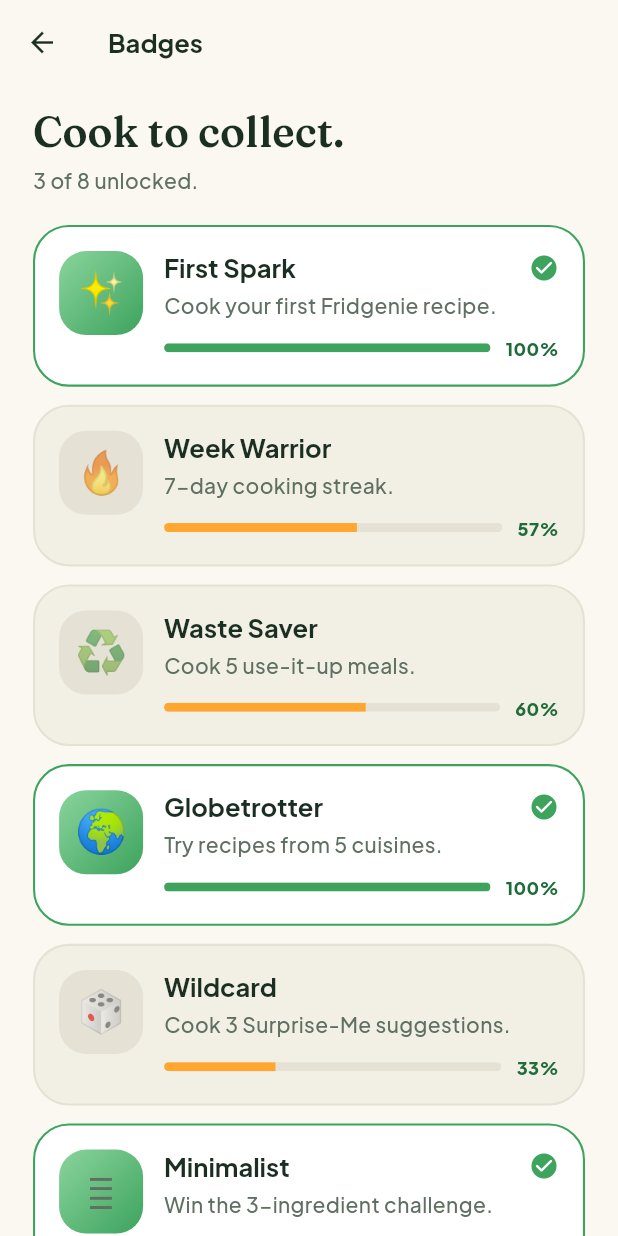
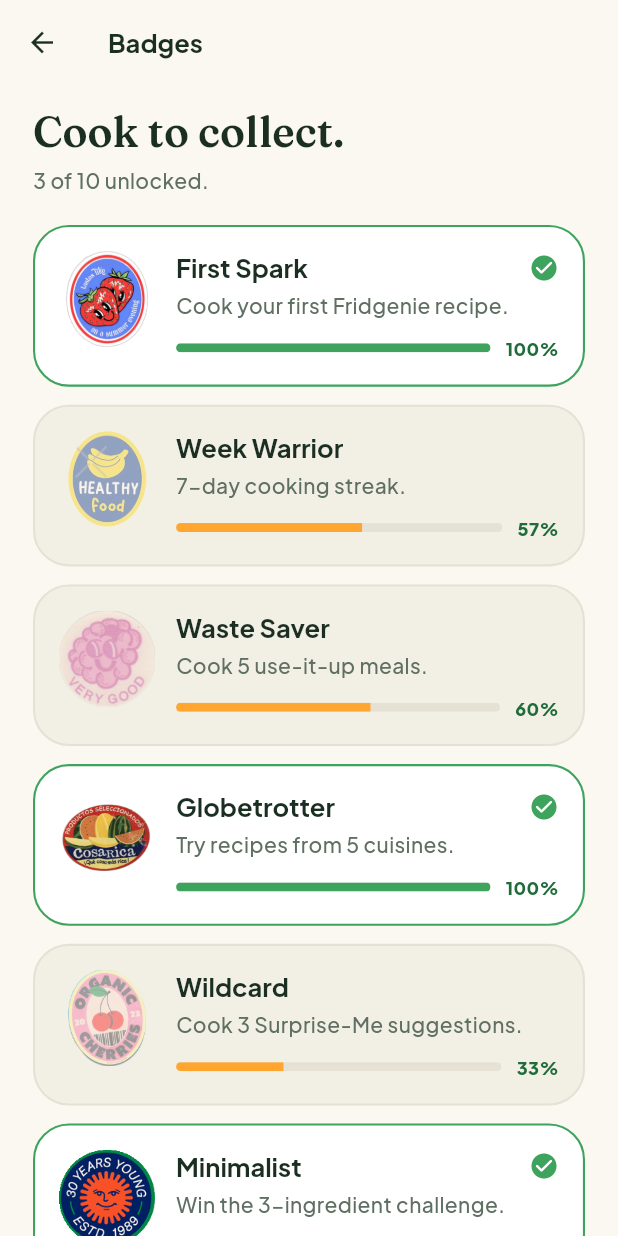
Before and after one commit to meltemyanoglu/fridgenie-app, a Flutter app: the AppShell screen opened by its route, after a tap on an icon or button, on a phone screen of 412 x 824 dp. Run offline on Flutter 3.47's test engine with Material 3 defaults, Android fonts, the phone set to English and light mode, and no system bars; our stand-ins replace google_fonts, image_picker, shared_preferences; accounts and stored records are empty; network calls fail.

Commit message:
Refactor code structure for improved readability and maintainability

```diff
--- a/lib/data/mock/mock_ingredients.dart
+++ b/lib/data/mock/mock_ingredients.dart
@@ -1,78 +1,108 @@
 import '../models/enums.dart';
 import '../models/ingredient.dart';
 
-/// Hand-curated ingredient catalog. ~50 items spanning every category — enough
-/// to make the picker feel real without overwhelming.
 class MockIngredients {
   MockIngredients._();
 
   static const List<Ingredient> all = [
     // ── Produce ─────────────────────────────────────────────────────────
-    Ingredient(id: 'tomato', name: 'Tomato', emoji: '🍅', category: IngredientCategory.produce, common: true),
-    Ingredient(id: 'onion', name: 'Onion', emoji: '🧅', category: IngredientCategory.produce, common: true),
-    Ingredient(id: 'garlic', name: 'Garlic', emoji: '🧄', category: IngredientCategory.produce, common: true),
-    Ingredient(id: 'spinach', name: 'Spinach', emoji: '🥬', category: IngredientCategory.produce, common: true),
-    Ingredient(id: 'bell_pepper', name: 'Bell Pepper', emoji: '🫑', category: IngredientCategory.produce),
-    Ingredient(id: 'carrot', name: 'Carrot', emoji: '🥕', category: IngredientCategory.produce, common: true),
-    Ingredient(id: 'potato', name: 'Potato', emoji: '🥔', category: IngredientCategory.produce, common: true),
-    Ingredient(id: 'broccoli', name: 'Broccoli', emoji: '🥦', category: IngredientCategory.produce),
-    Ingredient(id: 'cucumber', name: 'Cucumber', emoji: '🥒', category: IngredientCategory.produce),
-    Ingredient(id: 'mushroom', name: 'Mushroom', emoji: '🍄', category: IngredientCategory.produce),
-    Ingredient(id: 'avocado', name: 'Avocado', emoji: '🥑', category: IngredientCategory.produce),
-    Ingredient(id: 'lemon', name: 'Lemon', emoji: '🍋', category: IngredientCategory.produce, common: true),
-    Ingredient(id: 'lime', name: 'Lime', emoji: '🟢', category: IngredientCategory.produce),
-    Ingredient(id: 'corn', name: 'Corn', emoji: '🌽', category: IngredientCategory.produce),
-    Ingredient(id: 'zucchini', name: 'Zucchini', emoji: '🥒', category: IngredientCategory.produce),
-    Ingredient(id: 'eggplant', name: 'Eggplant', emoji: '🍆', category: IngredientCategory.produce),
+    Ingredient(id: 'tomato',      name: 'Tomato',       emoji: '🍅', category: IngredientCategory.produce, common: true),
+    Ingredient(id: 'onion',       name: 'Onion',        emoji: '🧅', category: IngredientCategory.produce, common: true),
+    Ingredient(id: 'garlic',      name: 'Garlic',       emoji: '🧄', category: IngredientCategory.produce, common: true),
+    Ingredient(id: 'spinach',     name: 'Spinach',      emoji: '🥬', category: IngredientCategory.produce, common: true),
+    Ingredient(id: 'bell_pepper', name: 'Bell Pepper',  emoji: '🫑', category: IngredientCategory.produce, common: true),
+    Ingredient(id: 'carrot',      name: 'Carrot',       emoji: '🥕', category: IngredientCategory.produce, common: true),
+    Ingredient(id: 'potato',      name: 'Potato',       emoji: '🥔', category: IngredientCategory.produce, common: true),
+    Ingredient(id: 'broccoli',    name: 'Broccoli',     emoji: '🥦', category: IngredientCategory.produce, common: true),
+    Ingredient(id: 'cucumber',    name: 'Cucumber',     emoji: '🥒', category: IngredientCategory.produce, common: true),
+    Ingredient(id: 'mushroom',    name: 'Mushroom',     emoji: '🍄', category: IngredientCategory.produce, common: true),
+    Ingredient(id: 'avocado',     name: 'Avocado',      emoji: '🥑', category: IngredientCategory.produce, common: true),
+    Ingredient(id: 'lemon',       name: 'Lemon',        emoji: '🍋', category: IngredientCategory.produce, common: true),
+    Ingredient(id: 'lime',        name: 'Lime',         emoji: '🟢', category: IngredientCategory.produce, common: true),
+    Ingredient(id: 'corn',        name: 'Corn',         emoji: '🌽', category: IngredientCategory.produce, common: true),
+    Ingredient(id: 'zucchini',    name: 'Zucchini',     emoji: '🥒', category: IngredientCategory.produce, common: true),
+    Ingredient(id: 'eggplant',    name: 'Eggplant',     emoji: '🍆', category: IngredientCategory.produce, common: true),
+    Ingredient(id: 'sweet_potato',name: 'Sweet Potato', emoji: '🍠', category: IngredientCategory.produce, common: true),
+    Ingredient(id: 'lettuce',     name: 'Lettuce',      emoji: '🥗', category: IngredientCategory.produce, common: true),
+    Ingredient(id: 'celery',      name: 'Celery',       emoji: '🌿', category: IngredientCategory.produce, common: true),
+    Ingredient(id: 'green_bean',  name: 'Green Beans',  emoji: '🫘', category: IngredientCategory.produce, common: true),
+    Ingredient(id: 'peas',        name: 'Peas',         emoji: '🟢', category: IngredientCategory.produce, common: true),
+    Ingredient(id: 'cabbage',     name: 'Cabbage',      emoji: '🥬', category: IngredientCategory.produce, common: true),
+    Ingredient(id: 'cauliflower', name: 'Cauliflower',  emoji: '🥦', category: IngredientCategory.produce, common: true),
+    Ingredient(id: 'leek',        name: 'Leek',         emoji: '🧅', category: IngredientCategory.produce),
+    Ingredient(id: 'asparagus',   name: 'Asparagus',    emoji: '🌿', category: IngredientCategory.produce),
 
     // ── Protein ─────────────────────────────────────────────────────────
-    Ingredient(id: 'eggs', name: 'Eggs', emoji: '🥚', category: IngredientCategory.protein, common: true),
-    Ingredient(id: 'chicken', name: 'Chicken', emoji: '🍗', category: IngredientCategory.protein, common: true),
-    Ingredient(id: 'beef', name: 'Beef', emoji: '🥩', category: IngredientCategory.protein),
-    Ingredient(id: 'salmon', name: 'Salmon', emoji: '🐟', category: IngredientCategory.protein),
-    Ingredient(id: 'tuna', name: 'Tuna (canned)', emoji: '🥫', category: IngredientCategory.protein),
-    Ingredient(id: 'tofu', name: 'Tofu', emoji: '🧈', category: IngredientCategory.protein),
-    Ingredient(id: 'chickpeas', name: 'Chickpeas', emoji: '🫘', category: IngredientCategory.protein, common: true),
-    Ingredient(id: 'lentils', name: 'Lentils', emoji: '🥣', category: IngredientCategory.protein),
+    Ingredient(id: 'eggs',        name: 'Eggs',         emoji: '🥚', category: IngredientCategory.protein, common: true),
+    Ingredient(id: 'chicken',     name: 'Chicken',      emoji: '🍗', category: IngredientCategory.protein, common: true),
+    Ingredient(id: 'beef',        name: 'Beef',         emoji: '🥩', category: IngredientCategory.protein, common: true),
+    Ingredient(id: 'salmon',      name: 'Salmon',       emoji: '🐟', category: IngredientCategory.protein, common: true),
+    Ingredient(id: 'tuna',        name: 'Tuna',         emoji: '🥫', category: IngredientCategory.protein, common: true),
+    Ingredient(id: 'tofu',        name: 'Tofu',         emoji: '🧈', category: IngredientCategory.protein, common: true),
+    Ingredient(id: 'chickpeas',   name: 'Chickpeas',    emoji: '🫘', category: IngredientCategory.protein, common: true),
+    Ingredient(id: 'lentils',     name: 'Lentils',      emoji: '🥣', category: IngredientCategory.protein, common: true),
+    Ingredient(id: 'shrimp',      name: 'Shrimp',       emoji: '🍤', category: IngredientCategory.protein, common: true),
+    Ingredient(id: 'lamb',        name: 'Lamb',         emoji: '🥩', category: IngredientCategory.protein, common: true),
+    Ingredient(id: 'turkey',      name: 'Turkey',       emoji: '🍗', category: IngredientCategory.protein, common: true),
+    Ingredient(id: 'black_beans', name: 'Black Beans',  emoji: '🫘', category: IngredientCategory.protein, common: true),
+    Ingredient(id: 'sardines',    name: 'Sardines',     emoji: '🐟', category: IngredientCategory.protein),
+    Ingredient(id: 'pork',        name: 'Pork',         emoji: '🥩', category: IngredientCategory.protein),
 
     // ── Dairy ───────────────────────────────────────────────────────────
-    Ingredient(id: 'cheese', name: 'Cheese', emoji: '🧀', category: IngredientCategory.dairy, common: true),
-    Ingredient(id: 'feta', name: 'Feta', emoji: '🧀', category: IngredientCategory.dairy),
-    Ingredient(id: 'milk', name: 'Milk', emoji: '🥛', category: IngredientCategory.dairy, common: true),
-    Ingredient(id: 'yogurt', name: 'Yogurt', emoji: '🥛', category: IngredientCategory.dairy, common: true),
-    Ingredient(id: 'butter', name: 'Butter', emoji: '🧈', category: IngredientCategory.dairy, common: true),
-    Ingredient(id: 'cream', name: 'Cream', emoji: '🥛', category: IngredientCategory.dairy),
+    Ingredient(id: 'cheese',      name: 'Cheese',       emoji: '🧀', category: IngredientCategory.dairy, common: true),
+    Ingredient(id: 'feta',        name: 'Feta',         emoji: '🧀', category: IngredientCategory.dairy, common: true),
+    Ingredient(id: 'milk',        name: 'Milk',         emoji: '🥛', category: IngredientCategory.dairy, common: true),
+    Ingredient(id: 'yogurt',      name: 'Yogurt',       emoji: '🥛', category: IngredientCategory.dairy, common: true),
+    Ingredient(id: 'butter',      name: 'Butter',       emoji: '🧈', category: IngredientCategory.dairy, common: true),
+    Ingredient(id: 'cream',       name: 'Cream',        emoji: '🥛', category: IngredientCategory.dairy, common: true),
+    Ingredient(id: 'mozzarella',  name: 'Mozzarella',   emoji: '🧀', category: IngredientCategory.dairy, common: true),
+    Ingredient(id: 'parmesan',    name: 'Parmesan',     emoji: '🧀', category: IngredientCategory.dairy, common: true),
 
     // ── Grains ──────────────────────────────────────────────────────────
-    Ingredient(id: 'rice', name: 'Rice', emoji: '🍚', category: IngredientCategory.grains, common: true),
-    Ingredient(id: 'pasta', name: 'Pasta', emoji: '🍝', category: IngredientCategory.grains, common: true),
-    Ingredient(id: 'bread', name: 'Bread', emoji: '🍞', category: IngredientCategory.grains, common: true),
-    Ingredient(id: 'flour', name: 'Flour', emoji: '🌾', category: IngredientCategory.grains),
-    Ingredient(id: 'oats', name: 'Oats', emoji: '🥣', category: IngredientCategory.grains),
-    Ingredient(id: 'quinoa', name: 'Quinoa', emoji: '🌾', category: IngredientCategory.grains),
-    Ingredient(id: 'tortilla', name: 'Tortilla', emoji: '🫓', category: IngredientCategory.grains),
+    Ingredient(id: 'rice',        name: 'Rice',         emoji: '🍚', category: IngredientCategory.grains, common: true),
+    Ingredient(id: 'pasta',       name: 'Pasta',        emoji: '🍝', category: IngredientCategory.grains, common: true),
+    Ingredient(id: 'bread',       name: 'Bread',        emoji: '🍞', category: IngredientCategory.grains, common: true),
+    Ingredient(id: 'flour',       name: 'Flour',        emoji: '🌾', category: IngredientCategory.grains, common: true),
+    Ingredient(id: 'oats',        name: 'Oats',         emoji: '🥣', category: IngredientCategory.grains, common: true),
+    Ingredient(id: 'quinoa',      name: 'Quinoa',       emoji: '🌾', category: IngredientCategory.grains, common: true),
+    Ingredient(id: 'tortilla',    name: 'Tortilla',     emoji: '🫓', category: IngredientCategory.grains, common: true),
+    Ingredient(id: 'couscous',    name: 'Couscous',     emoji: '🍚', category: IngredientCategory.grains, common: true),
+    Ingredient(id: 'pita',        name: 'Pita Bread',   emoji: '🫓', category: IngredientCategory.grains, common: true),
+    Ingredient(id: 'noodles',     name: 'Noodles',      emoji: '🍜', category: IngredientCategory.grains, common: true),
 
     // ── Pantry ──────────────────────────────────────────────────────────
-    Ingredient(id: 'olive_oil', name: 'Olive Oil', emoji: '🫒', category: IngredientCategory.pantry, common: true),
-    Ingredient(id: 'tomato_sauce', name: 'Tomato Sauce', emoji: '🥫', category: IngredientCategory.pantry),
-    Ingredient(id: 'beans', name: 'Beans', emoji: '🫘', category: IngredientCategory.pantry),
-    Ingredient(id: 'sugar', name: 'Sugar', emoji: '🍬', category: IngredientCategory.pantry),
-    Ingredient(id: 'honey', name: 'Honey', emoji: '🍯', category: IngredientCategory.pantry),
+    Ingredient(id: 'olive_oil',    name: 'Olive Oil',    emoji: '🫒', category: IngredientCategory.pantry, common: true),
+    Ingredient(id: 'tomato_sauce', name: 'Tomato Sauce', emoji: '🥫', category: IngredientCategory.pantry, common: true),
+    Ingredient(id: 'beans',        name: 'Beans',        emoji: '🫘', category: IngredientCategory.pantry, common: true),
+    Ingredient(id: 'sugar',        name: 'Sugar',        emoji: '🍬', category: IngredientCategory.pantry, common: true),
+    Ingredient(id: 'honey',        name: 'Honey',        emoji: '🍯', category: IngredientCategory.pantry, common: true),
+    Ingredient(id: 'coconut_milk', name: 'Coconut Milk', emoji: '🥥', category: IngredientCategory.pantry, common: true),
+    Ingredient(id: 'stock',        name: 'Broth/Stock',  emoji: '🍵', category: IngredientCategory.pantry, common: true),
+    Ingredient(id: 'canned_tomato',name: 'Canned Tomatoes',emoji: '🥫', category: IngredientCategory.pantry, common: true),
 
     // ── Herbs & spices ──────────────────────────────────────────────────
-    Ingredient(id: 'basil', name: 'Basil', emoji: '🌿', category: IngredientCategory.herbs),
-    Ingredient(id: 'parsley', name: 'Parsley', emoji: '🌿', category: IngredientCategory.herbs),
-    Ingredient(id: 'cilantro', name: 'Cilantro', emoji: '🌿', category: IngredientCategory.herbs),
-    Ingredient(id: 'chili', name: 'Chili Flakes', emoji: '🌶️', category: IngredientCategory.herbs),
-    Ingredient(id: 'cumin', name: 'Cumin', emoji: '🌰', category: IngredientCategory.herbs),
-    Ingredient(id: 'paprika', name: 'Paprika', emoji: '🌶️', category: IngredientCategory.herbs),
-    Ingredient(id: 'ginger', name: 'Ginger', emoji: '🫚', category: IngredientCategory.herbs),
+    Ingredient(id: 'basil',     name: 'Basil',        emoji: '🌿', category: IngredientCategory.herbs, common: true),
+    Ingredient(id: 'parsley',   name: 'Parsley',      emoji: '🌿', category: IngredientCategory.herbs, common: true),
+    Ingredient(id: 'cilantro',  name: 'Cilantro',     emoji: '🌿', category: IngredientCategory.herbs, common: true),
+    Ingredient(id: 'chili',     name: 'Chili Flakes', emoji: '🌶️', category: IngredientCategory.herbs, common: true),
+    Ingredient(id: 'cumin',     name: 'Cumin',        emoji: '🌰', category: IngredientCategory.herbs, common: true),
+    Ingredient(id: 'paprika',   name: 'Paprika',      emoji: '🌶️', category: IngredientCategory.herbs, common: true),
+    Ingredient(id: 'ginger',    name: 'Ginger',       emoji: '🫚', category: IngredientCategory.herbs, common: true),
+    Ingredient(id: 'turmeric',  name: 'Turmeric',     emoji: '🌿', category: IngredientCategory.herbs, common: true),
+    Ingredient(id: 'oregano',   name: 'Oregano',      emoji: '🌿', category: IngredientCategory.herbs, common: true),
+    Ingredient(id: 'thyme',     name: 'Thyme',        emoji: '🌿', category: IngredientCategory.herbs, common: true),
+    Ingredient(id: 'rosemary',  name: 'Rosemary',     emoji: '🌿', category: IngredientCategory.herbs, common: true),
+    Ingredient(id: 'cinnamon',  name: 'Cinnamon',     emoji: '🌰', category: IngredientCategory.herbs, common: true),
 
     // ── Condiments ──────────────────────────────────────────────────────
-    Ingredient(id: 'soy_sauce', name: 'Soy Sauce', emoji: '🍶', category: IngredientCategory.condiments),
-    Ingredient(id: 'mustard', name: 'Mustard', emoji: '🟡', category: IngredientCategory.condiments),
-    Ingredient(id: 'mayo', name: 'Mayonnaise', emoji: '🥚', category: IngredientCategory.condiments),
-    Ingredient(id: 'vinegar', name: 'Vinegar', emoji: '🍶', category: IngredientCategory.condiments),
+    Ingredient(id: 'soy_sauce',   name: 'Soy Sauce',   emoji: '🍶', category: IngredientCategory.condiments, common: true),
+    Ingredient(id: 'mustard',     name: 'Mustard',     emoji: '🟡', category: IngredientCategory.condiments, common: true),
+    Ingredient(id: 'mayo',        name: 'Mayonnaise',  emoji: '🥚', category: IngredientCategory.condiments, common: true),
+    Ingredient(id: 'vinegar',     name: 'Vinegar',     emoji: '🍶', category: IngredientCategory.condiments, common: true),
+    Ingredient(id: 'hot_sauce',   name: 'Hot Sauce',   emoji: '🌶️', category: IngredientCategory.condiments, common: true),
+    Ingredient(id: 'ketchup',     name: 'Ketchup',     emoji: '🍅', category: IngredientCategory.condiments, common: true),
+    Ingredient(id: 'tahini',      name: 'Tahini',      emoji: '🫙', category: IngredientCategory.condiments, common: true),
+    Ingredient(id: 'peanut_butter',name: 'Peanut Butter',emoji: '🥜', category: IngredientCategory.condiments, common: true),
   ];
 
   static Ingredient? byId(String id) {
--- a/lib/data/models/badge.dart
+++ b/lib/data/models/badge.dart
@@ -6,16 +6,21 @@ class CookingBadge {
   final bool earned;
   final int progress; // 0..100
   final String? earnedDate; // ISO when earned
+  final int badgeNumber; // 1–10, maps to assets/badges/badge{n}.png
 
   const CookingBadge({
     required this.id,
     required this.name,
     required this.emoji,
     required this.description,
+    required this.badgeNumber,
     this.earned = false,
     this.progress = 0,
     this.earnedDate,
   });
+
+  /// PNG asset path — file must exist at assets/badges/badge{n}.png
+  String get assetPath => 'assets/badges/badge$badgeNumber.png';
 
   CookingBadge copyWith({
     bool? earned,
@@ -27,6 +32,7 @@ class CookingBadge {
         name: name,
         emoji: emoji,
         description: description,
+        badgeNumber: badgeNumber,
         earned: earned ?? this.earned,
         progress: progress ?? this.progress,
         earnedDate: earnedDate ?? this.earnedDate,
--- a/lib/providers/user_provider.dart
+++ b/lib/providers/user_provider.dart
@@ -174,6 +174,7 @@ class UserProvider extends ChangeNotifier {
       name: 'First Spark',
       emoji: '✨',
       description: 'Cook your first Fridgenie recipe.',
+      badgeNumber: 1,
       earned: true,
       progress: 100,
     ),
@@ -182,6 +183,7 @@ class UserProvider extends ChangeNotifier {
       name: 'Week Warrior',
       emoji: '🔥',
       description: '7-day cooking streak.',
+      badgeNumber: 2,
       earned: false,
       progress: 57,
     ),
@@ -190,6 +192,7 @@ class UserProvider extends ChangeNotifier {
       name: 'Waste Saver',
       emoji: '♻️',
       description: 'Cook 5 use-it-up meals.',
+      badgeNumber: 3,
       earned: false,
       progress: 60,
     ),
@@ -198,6 +201,7 @@ class UserProvider extends ChangeNotifier {
       name: 'Globetrotter',
       emoji: '🌍',
       description: 'Try recipes from 5 cuisines.',
+      badgeNumber: 4,
       earned: true,
       progress: 100,
     ),
@@ -206,6 +210,7 @@ class UserProvider extends ChangeNotifier {
       name: 'Wildcard',
       emoji: '🎲',
       description: 'Cook 3 Surprise-Me suggestions.',
+      badgeNumber: 5,
       earned: false,
       progress: 33,
     ),
@@ -214,6 +219,7 @@ class UserProvider extends ChangeNotifier {
       name: 'Minimalist',
       emoji: '🪶',
       description: 'Win the 3-ingredient challenge.',
+      badgeNumber: 6,
       earned: true,
       progress: 100,
     ),
@@ -222,6 +228,7 @@ class UserProvider extends ChangeNotifier {
       name: 'In Tune',
       emoji: '🌈',
       description: 'Cook for 5 different moods.',
+      badgeNumber: 7,
       earned: false,
       progress: 80,
     ),
@@ -230,6 +237,25 @@ class UserProvider extends ChangeNotifier {
       name: 'Midnight Chef',
       emoji: '🌙',
       description: 'Cook a recipe after 10pm.',
+      badgeNumber: 8,
+      earned: false,
+      progress: 0,
+    ),
+    const CookingBadge(
+      id: 'ai_pioneer',
+      name: 'AI Pioneer',
+      emoji: '🤖',
+      description: 'Generate 10 recipes with Genie AI.',
+      badgeNumber: 9,
+      earned: false,
+      progress: 0,
+    ),
+    const CookingBadge(
+      id: 'speed_cook',
+      name: 'Speed Cook',
+      emoji: '⚡',
+      description: 'Cook 5 recipes under 20 minutes.',
+      badgeNumber: 10,
       earned: false,
       progress: 0,
     ),
--- a/lib/screens/home/home_screen.dart
+++ b/lib/screens/home/home_screen.dart
@@ -230,8 +230,8 @@ class _HomeScreenState extends State<HomeScreen> {
                 const SizedBox(height: AppSpacing.sm),
 
                 Wrap(
-                  spacing: 8,
-                  runSpacing: 8,
+                  spacing: 6,
+                  runSpacing: 6,
                   children: visibleIngredients.map((ing) {
                     final selected = fridge.isSelected(ing.id);
                     return AnimatedScale(
--- a/lib/screens/profile/badges_screen.dart
+++ b/lib/screens/profile/badges_screen.dart
@@ -63,19 +63,24 @@ class _BadgeRow extends StatelessWidget {
       child: Row(
         crossAxisAlignment: CrossAxisAlignment.start,
         children: [
-          Container(
-            width: 56,
-            height: 56,
+          Opacity(
+            opacity: badge.earned ? 1.0 : 0.4,
+            child: Image.asset(
+              badge.assetPath,
+              width: 64,
+              height: 64,
+              errorBuilder: (_, __, ___) => Container(
+                width: 64,
+                height: 64,
                 alignment: Alignment.center,
                 decoration: BoxDecoration(
                   gradient: badge.earned ? AppColors.leafGradient : null,
                   color: badge.earned ? null : AppColors.outline,
                   borderRadius: BorderRadius.circular(AppSpacing.radiusMd),
                 ),
-            child: Opacity(
-              opacity: badge.earned ? 1.0 : 0.6,
-              child:
-                  Text(badge.emoji, style: const TextStyle(fontSize: 28)),
+                child: Text(badge.emoji,
+                    style: const TextStyle(fontSize: 32)),
+              ),
             ),
           ),
           const SizedBox(width: 14),
--- a/lib/screens/profile/profile_screen.dart
+++ b/lib/screens/profile/profile_screen.dart
@@ -370,48 +370,57 @@ class _BadgeChip extends StatelessWidget {
   @override
   Widget build(BuildContext context) {
     final earned = badge.earned as bool;
-    return Container(
-      width: 110,
-      padding: const EdgeInsets.all(12),
+    final assetPath = badge.assetPath as String;
+    final emoji = badge.emoji as String;
+
+    return Opacity(
+      opacity: earned ? 1.0 : 0.45,
+      child: Container(
+        width: 100,
+        padding: const EdgeInsets.fromLTRB(10, 12, 10, 12),
         decoration: BoxDecoration(
           color: earned ? AppColors.surface : AppColors.surfaceMuted,
           borderRadius: BorderRadius.circular(AppSpacing.radiusLg),
           border: Border.all(
             color: earned ? AppColors.primary : AppColors.outline,
-          width: 1.4,
+            width: earned ? 1.8 : 1.0,
           ),
+          boxShadow: earned
+              ? [
+                  BoxShadow(
+                    color: AppColors.primary.withValues(alpha: 0.12),
+                    blurRadius: 10,
+                    offset: const Offset(0, 4),
+                  )
+                ]
+              : null,
         ),
         child: Column(
-        crossAxisAlignment: CrossAxisAlignment.start,
+          mainAxisAlignment: MainAxisAlignment.center,
           children: [
-          Opacity(
-            opacity: earned ? 1.0 : 0.5,
-            child: Text(badge.emoji as String,
-                style: const TextStyle(fontSize: 26)),
+            // PNG badge image, falls back to emoji if asset missing
+            Image.asset(
+              assetPath,
+              width: 56,
+              height: 56,
+              errorBuilder: (_, __, ___) =>
+                  Text(emoji, style: const TextStyle(fontSize: 40)),
             ),
-          const SizedBox(height: 6),
+            const SizedBox(height: 8),
             Text(
               badge.name as String,
               maxLines: 2,
+              textAlign: TextAlign.center,
               overflow: TextOverflow.ellipsis,
               style: TextStyle(
                 fontWeight: FontWeight.w800,
-              fontSize: 12,
-              color: earned ? AppColors.textPrimary : AppColors.textSecondary,
-            ),
-          ),
-          const SizedBox(height: 6),
-          ClipRRect(
-            borderRadius: BorderRadius.circular(4),
-            child: LinearProgressIndicator(
-              value: (badge.progress as int) / 100,
-              minHeight: 4,
-              backgroundColor: AppColors.outline,
-              valueColor: AlwaysStoppedAnimation(
-                  earned ? AppColors.primary : AppColors.citrusDeep),
+                fontSize: 11,
+                color:
+                    earned ? AppColors.textPrimary : AppColors.textSecondary,
               ),
             ),
           ],
+        ),
       ),
     );
   }
--- a/lib/widgets/ingredient_chip.dart
+++ b/lib/widgets/ingredient_chip.dart
@@ -30,8 +30,8 @@ class IngredientChip extends StatelessWidget {
       duration: const Duration(milliseconds: 180),
       curve: Curves.easeOut,
       padding: EdgeInsets.symmetric(
-        horizontal: compact ? 10 : 12,
-        vertical: compact ? 6 : 8,
+        horizontal: compact ? 8 : 12,
+        vertical: compact ? 5 : 8,
       ),
       decoration: BoxDecoration(
         color: bg,
@@ -57,15 +57,15 @@ class IngredientChip extends StatelessWidget {
             children: [
               Text(
                 ingredient.emoji,
-                style: const TextStyle(fontSize: 16), // küçüldü
+                style: TextStyle(fontSize: compact ? 13 : 16),
               ),
-              const SizedBox(width: 6),
+              const SizedBox(width: 5),
               Text(
                 ingredient.name,
                 style: TextStyle(
                   color: fg,
                   fontWeight: FontWeight.w600,
-                  fontSize: compact ? 12 : 13, // küçüldü
+                  fontSize: compact ? 11 : 13,
                 ),
               ),
               if (onRemove != null) ...[
--- a/pubspec.yaml
+++ b/pubspec.yaml
@@ -45,3 +45,4 @@ flutter:
 
   assets:
     - assets/images/
+    - assets/badges/
```
Also changed, not shown: assets/badges/badge1.png (added), assets/badges/badge10.png (added), assets/badges/badge2.png (added), assets/badges/badge3.png (added), assets/badges/badge4.png (added), assets/badges/badge5.png (added), assets/badges/badge6.png (added), assets/badges/badge7.png (added), assets/badges/badge8.png (added), assets/badges/badge9.png (added). Lines whose indentation alone changed are shown as unchanged.
